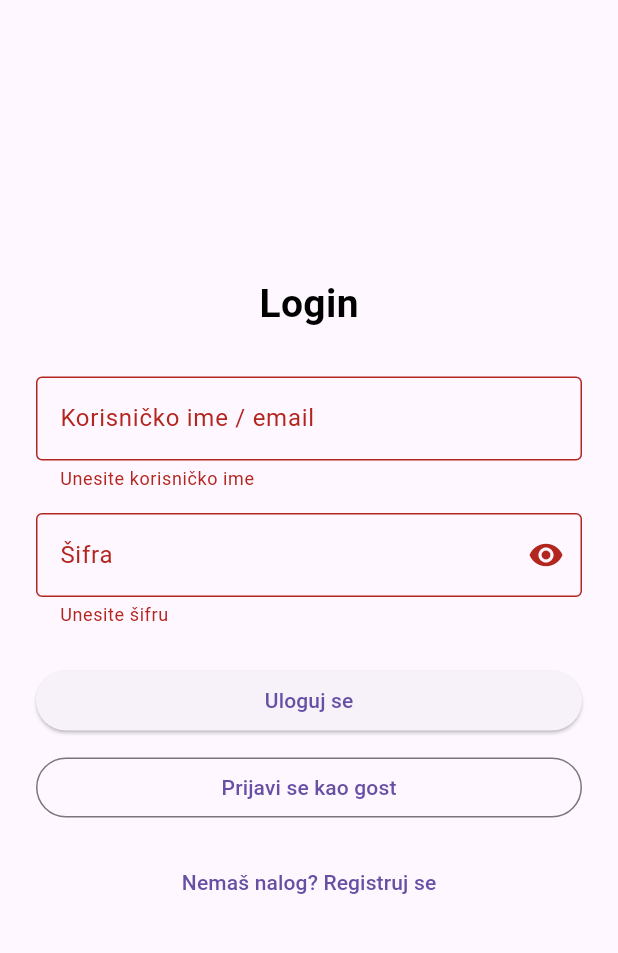
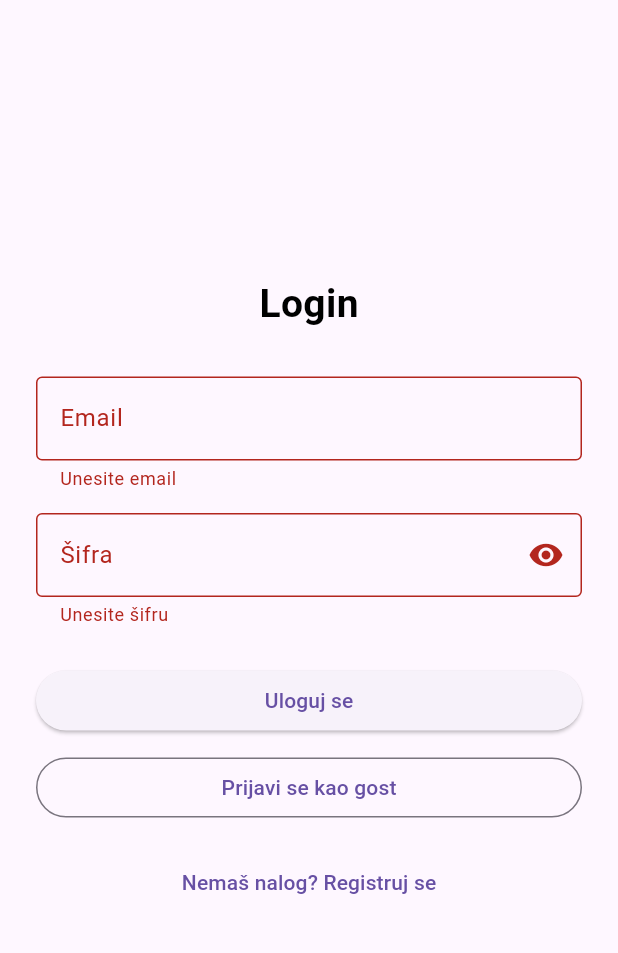
Before and after one commit to andrijamanic/MIT-Manic-Andrija-IT5-2023, a Flutter app: the screen it shows after launch, after a tap on "Uloguj se", on a phone screen of 412 x 824 dp, the part 63-1016 px from its top. Run offline on Flutter 3.47's test engine with Material 3 defaults, Android fonts, the phone set to English and light mode, and no system bars; our stand-ins replace cloud_firestore, firebase_auth, firebase_core, flutter_map, latlong2; accounts and stored records are empty.

Commit message:
Baza konekcija

```diff
--- a/lib/main.dart
+++ b/lib/main.dart
@@ -1,11 +1,18 @@
 import 'package:flutter/material.dart';
 import 'package:provider/provider.dart';
+import 'package:firebase_core/firebase_core.dart';
 
+import 'firebase_options.dart';
 import 'providers/user_provider.dart';
 import 'providers/theme_provider.dart';
 import 'screens/home_screen.dart';
 
-void main() {
+Future<void> main() async {
+  WidgetsFlutterBinding.ensureInitialized();
+  await Firebase.initializeApp(
+    options: DefaultFirebaseOptions.currentPlatform,
+  );
+
   runApp(
     MultiProvider(
       providers: [
@@ -22,8 +29,7 @@ class MyApp extends StatelessWidget {
 
   @override
   Widget build(BuildContext context) {
-    final themeProvider =
-        Provider.of<ThemeProvider>(context); // pratimo promene teme
+    final themeProvider = Provider.of<ThemeProvider>(context);
 
     return MaterialApp(
       debugShowCheckedModeBanner: false,
@@ -72,9 +78,7 @@ class MyApp extends StatelessWidget {
           trackColor: MaterialStateProperty.all(Colors.grey),
         ),
       ),
-      themeMode: themeProvider.isDarkTheme
-          ? ThemeMode.dark
-          : ThemeMode.light, // ovo prati switch
+      themeMode: themeProvider.isDarkTheme ? ThemeMode.dark : ThemeMode.light,
       home: const HomeScreen(),
     );
   }
--- a/lib/models/ads.dart
+++ b/lib/models/ads.dart
@@ -1,3 +1,5 @@
+import 'package:cloud_firestore/cloud_firestore.dart';
+
 class Ad {
   final String id;
   final String title;
@@ -6,6 +8,10 @@ class Ad {
   final String category;
   final String location;
 
+  // Firebase
+  final String userId;
+  final DateTime createdAt;
+
   Ad({
     required this.id,
     required this.title,
@@ -13,41 +19,31 @@ class Ad {
     required this.price,
     required this.category,
     required this.location,
+    required this.userId,
+    required this.createdAt,
   });
+
+  factory Ad.fromDoc(QueryDocumentSnapshot<Map<String, dynamic>> doc) {
+    final data = doc.data();
+    return Ad(
+      id: doc.id,
+      title: (data['title'] ?? '') as String,
+      description: (data['description'] ?? '') as String,
+      price: (data['price'] ?? '') as String,
+      category: (data['category'] ?? '') as String,
+      location: (data['location'] ?? '') as String,
+      userId: (data['userId'] ?? '') as String,
+      createdAt: (data['createdAt'] as Timestamp?)?.toDate() ?? DateTime.now(),
+    );
+  }
+
+  Map<String, dynamic> toMap() => {
+        'title': title,
+        'description': description,
+        'price': price,
+        'category': category,
+        'location': location,
+        'userId': userId,
+        'createdAt': Timestamp.fromDate(createdAt),
+      };
 }
-
-// Primer liste oglasa
-final List<Ad> dummyAds = [
-  Ad(
-    id: '1',
-    title: 'Jednosoban stan',
-    description: 'Beograd, Vračar, 35m²',
-    price: '400€',
-    category: 'Stanovi',
-    location: 'Beograd',
-  ),
-  Ad(
-    id: '2',
-    title: 'Dvosoban stan',
-    description: 'Novi Sad, 55m²',
-    price: '550€',
-    category: 'Stanovi',
-    location: 'Novi Sad',
-  ),
-  Ad(
-    id: '3',
-    title: 'IT praksa',
-    description: 'Frontend developer, Beograd',
-    price: 'Besplatno',
-    category: 'Prakse',
-    location: 'Beograd',
-  ),
-  Ad(
-    id: '4',
-    title: 'Bicikl',
-    description: 'Road bike, korišćen',
-    price: '150€',
-    category: 'Ostalo',
-    location: 'Beograd',
-  ),
-];
--- a/lib/providers/user_provider.dart
+++ b/lib/providers/user_provider.dart
@@ -2,31 +2,46 @@ import 'package:flutter/material.dart';
 
 class UserProvider extends ChangeNotifier {
   bool _isLoggedIn = false;
-  String? _username;
+
+  String? _email;
+  String? _uid;
+
+  String _role = 'GUEST'; // GUEST / USER / ADMIN
 
   bool get isLoggedIn => _isLoggedIn;
-  String? get username => _username;
+  String? get username => _email; // tvoj UI koristi username/email
+  String? get uid => _uid;
 
-  bool get isGuest => _username == "Gost";
+  String get role => _role;
+  bool get isGuest => _role == 'GUEST';
+  bool get isAdmin => _role == 'ADMIN';
 
-  bool get isAdmin =>
-      _isLoggedIn && (_username?.trim().toLowerCase() == "admin@gmail.com");
-
-  void login(String username) {
-    _isLoggedIn = true;
-    _username = username.trim();
+  void setUser({
+    required bool isLoggedIn,
+    String? email,
+    String? uid,
+    String role = 'USER',
+  }) {
+    _isLoggedIn = isLoggedIn;
+    _email = email;
+    _uid = uid;
+    _role = role;
     notifyListeners();
   }
 
   void loginAsGuest() {
     _isLoggedIn = true;
-    _username = "Gost";
+    _email = "Gost";
+    _uid = null;
+    _role = 'GUEST';
     notifyListeners();
   }
 
-  void logout() {
+  void logoutLocal() {
     _isLoggedIn = false;
-    _username = null;
+    _email = null;
+    _uid = null;
+    _role = 'GUEST';
     notifyListeners();
   }
 }
--- a/lib/screens/login_screen.dart
+++ b/lib/screens/login_screen.dart
@@ -1,8 +1,10 @@
 import 'package:flutter/material.dart';
 import 'package:provider/provider.dart';
+
+import '../providers/user_provider.dart';
+import '../services/auth_services.dart';
+import 'home_screen.dart';
 import 'register_screen.dart';
-import '../providers/user_provider.dart';
-import 'home_screen.dart';
 
 class LoginScreen extends StatefulWidget {
   const LoginScreen({super.key});
@@ -15,7 +17,7 @@ class _LoginScreenState extends State<LoginScreen> {
   final TextEditingController usernameController = TextEditingController();
   final TextEditingController passwordController = TextEditingController();
   final _formKey = GlobalKey<FormState>();
-  bool _obscurePassword = true; // za skrivanje/otkrivanje lozinke
+  bool _obscurePassword = true;
 
   @override
   Widget build(BuildContext context) {
@@ -32,27 +34,19 @@ class _LoginScreenState extends State<LoginScreen> {
                 style: TextStyle(fontSize: 26, fontWeight: FontWeight.bold),
               ),
               const SizedBox(height: 30),
-
-              // KORISNIČKO IME
               TextFormField(
                 controller: usernameController,
                 decoration: const InputDecoration(
-                  labelText: 'Korisničko ime / email',
+                  labelText: 'Email',
                   border: OutlineInputBorder(),
                 ),
                 validator: (value) {
-                  if (value == null || value.isEmpty) {
-                    return 'Unesite korisničko ime';
-                  }
-                  if (value.length < 3) {
-                    return 'Korisničko ime mora imati najmanje 3 karaktera';
-                  }
+                  if (value == null || value.isEmpty) return 'Unesite email';
+                  if (!value.contains('@')) return 'Unesite validan email';
                   return null;
                 },
               ),
               const SizedBox(height: 15),
-
-              // ŠIFRA sa opcijom prikaza/skrivanja
               TextFormField(
                 controller: passwordController,
                 obscureText: _obscurePassword,
@@ -60,52 +54,64 @@ class _LoginScreenState extends State<LoginScreen> {
                   labelText: 'Šifra',
                   border: const OutlineInputBorder(),
                   suffixIcon: IconButton(
-                    icon: Icon(_obscurePassword
-                        ? Icons.visibility
-                        : Icons.visibility_off),
+                    icon: Icon(
+                      _obscurePassword
+                          ? Icons.visibility
+                          : Icons.visibility_off,
+                    ),
                     onPressed: () {
-                      setState(() {
-                        _obscurePassword = !_obscurePassword;
-                      });
+                      setState(() => _obscurePassword = !_obscurePassword);
                     },
                   ),
                 ),
                 validator: (value) {
-                  if (value == null || value.isEmpty) {
-                    return 'Unesite šifru';
-                  }
-                  if (value.length < 6) {
-                    return 'Šifra mora imati najmanje 6 karaktera';
-                  }
+                  if (value == null || value.isEmpty) return 'Unesite šifru';
+                  if (value.length < 6) return 'Šifra min 6 karaktera';
                   return null;
                 },
               ),
               const SizedBox(height: 25),
-
-              // LOGIN DUGME
               SizedBox(
                 width: double.infinity,
                 child: ElevatedButton(
-                  onPressed: () {
-                    if (_formKey.currentState!.validate()) {
-                      final userProvider =
-                          Provider.of<UserProvider>(context, listen: false);
+                  onPressed: () async {
+                    if (!_formKey.currentState!.validate()) return;
 
-                      userProvider.login(usernameController.text);
+                    final userProvider =
+                        Provider.of<UserProvider>(context, listen: false);
 
+                    try {
+                      final auth = AuthService();
+                      final cred = await auth.login(
+                        email: usernameController.text,
+                        password: passwordController.text,
+                      );
+
+                      final uid = cred.user!.uid;
+                      final role = await auth.getRole(uid);
+
+                      userProvider.setUser(
+                        isLoggedIn: true,
+                        email: cred.user!.email,
+                        uid: uid,
+                        role: role,
+                      );
+
+                      if (!context.mounted) return;
                       Navigator.pushReplacement(
                         context,
                         MaterialPageRoute(builder: (_) => const HomeScreen()),
+                      );
+                    } catch (e) {
+                      ScaffoldMessenger.of(context).showSnackBar(
+                        SnackBar(content: Text('Login neuspešan: $e')),
                       );
                     }
                   },
                   child: const Text('Uloguj se'),
                 ),
               ),
-
               const SizedBox(height: 10),
-
-              // PRIJAVA KAO GOST
               SizedBox(
                 width: double.infinity,
                 child: OutlinedButton(
@@ -123,17 +129,12 @@ class _LoginScreenState extends State<LoginScreen> {
                   child: const Text('Prijavi se kao gost'),
                 ),
               ),
-
               const SizedBox(height: 15),
-
-              // REGISTRACIJA
               TextButton(
                 onPressed: () {
                   Navigator.push(
                     context,
-                    MaterialPageRoute(
-                      builder: (_) => const RegisterScreen(),
-                    ),
+                    MaterialPageRoute(builder: (_) => const RegisterScreen()),
                   );
                 },
                 child: const Text('Nemaš nalog? Registruj se'),
--- /dev/null
+++ b/lib/services/auth_services.dart
@@ -0,0 +1,49 @@
+import 'package:cloud_firestore/cloud_firestore.dart';
+import 'package:firebase_auth/firebase_auth.dart';
+
+class AuthService {
+  final _auth = FirebaseAuth.instance;
+  final _db = FirebaseFirestore.instance;
+
+  Future<UserCredential> login({
+    required String email,
+    required String password,
+  }) {
+    return _auth.signInWithEmailAndPassword(
+      email: email.trim(),
+      password: password,
+    );
+  }
+
+  Future<void> register({
+    required String email,
+    required String password,
+    required String username,
+  }) async {
+    final cred = await _auth.createUserWithEmailAndPassword(
+      email: email.trim(),
+      password: password,
+    );
+
+    final uid = cred.user!.uid;
+
+    // Ako hoćeš admin nalog: napravi user sa email "admin@gmail.com"
+    final role =
+        email.trim().toLowerCase() == 'admin@gmail.com' ? 'ADMIN' : 'USER';
+
+    await _db.collection('users').doc(uid).set({
+      'email': email.trim(),
+      'username': username.trim(),
+      'role': role,
+      'createdAt': FieldValue.serverTimestamp(),
+    });
+  }
+
+  Future<void> logout() => _auth.signOut();
+
+  Future<String> getRole(String uid) async {
+    final doc = await _db.collection('users').doc(uid).get();
+    final data = doc.data();
+    return (data?['role'] ?? 'USER') as String;
+  }
+}
```
Also changed, not shown: lib/screens/add_ads_screen.dart (+122 -13 lines), lib/screens/ads_screen.dart (+5 -14 lines), lib/screens/home_screen.dart (+16 -22 lines), lib/screens/register_screen.dart (+20 -13 lines), lib/services/ads_services.dart (+22 -8 lines), pubspec.yaml (+6 -2 lines), firebase.json (added), lib/firebase_options.dart (added), pubspec.lock, 7 other files.
